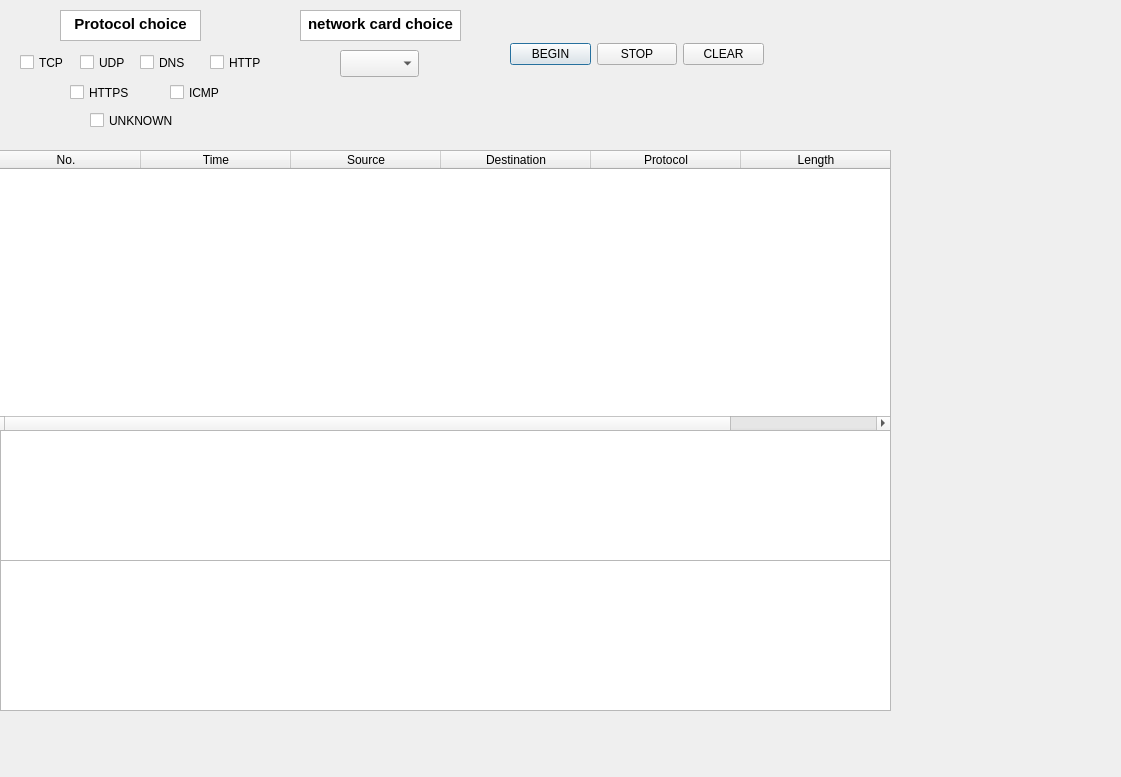
First picture: the form in show.ui, repository HanJinChi/net, before the edit.
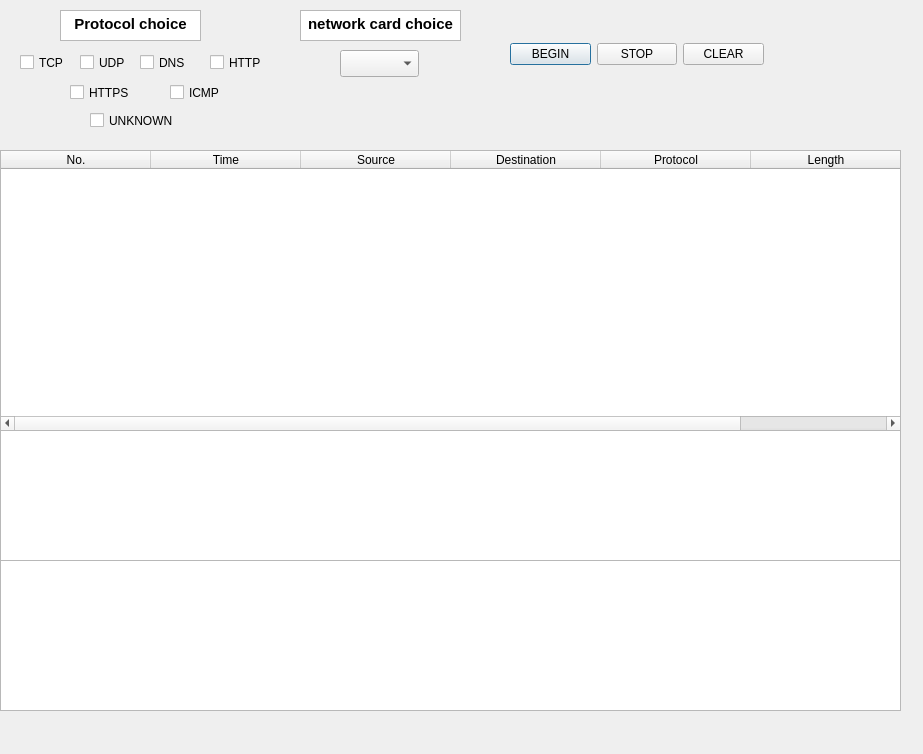
Second picture: the form after the edit.

What changed in the file:
```diff
--- a/show.ui
+++ b/show.ui
@@ -6,8 +6,8 @@
    <rect>
     <x>0</x>
     <y>0</y>
-    <width>1121</width>
-    <height>777</height>
+    <width>923</width>
+    <height>754</height>
    </rect>
   </property>
   <property name="cursor">
@@ -19,7 +19,7 @@
   <widget class="QTableWidget" name="display">
    <property name="geometry">
     <rect>
-     <x>-10</x>
+     <x>0</x>
      <y>150</y>
      <width>901</width>
      <height>281</height>
@@ -120,7 +120,7 @@
     <rect>
      <x>0</x>
      <y>430</y>
-     <width>891</width>
+     <width>901</width>
      <height>131</height>
     </rect>
    </property>
@@ -130,7 +130,7 @@
     <rect>
      <x>0</x>
      <y>560</y>
-     <width>891</width>
+     <width>901</width>
      <height>151</height>
     </rect>
    </property>
```
